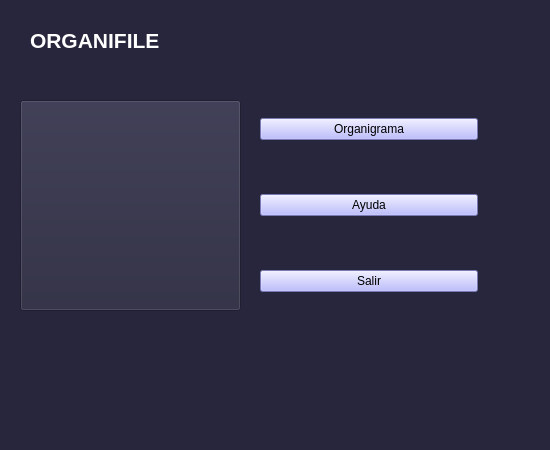
stel0/TP-PYTHON, file src/static/ui/Inicio.ui: the form before one commit.
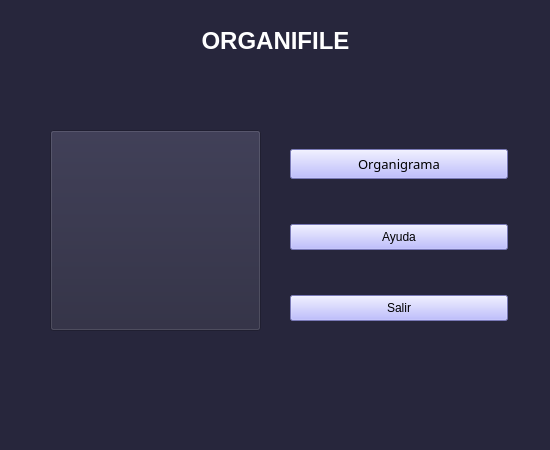
The form after the commit. Icons and pictures are not drawn.

What changed in the file:
```diff
--- a/src/static/ui/Inicio.ui
+++ b/src/static/ui/Inicio.ui
@@ -32,7 +32,7 @@
    <widget class="QLabel" name="label">
     <property name="geometry">
      <rect>
-      <x>30</x>
+      <x>50</x>
       <y>10</y>
       <width>451</width>
       <height>61</height>
@@ -40,7 +40,7 @@
     </property>
     <property name="font">
      <font>
-      <pointsize>16</pointsize>
+      <pointsize>18</pointsize>
       <weight>75</weight>
       <bold>true</bold>
      </font>
@@ -51,35 +51,25 @@
     <property name="text">
      <string>ORGANIFILE</string>
     </property>
+    <property name="alignment">
+     <set>Qt::AlignCenter</set>
+    </property>
    </widget>
    <widget class="QWidget" name="widget" native="true">
     <property name="geometry">
      <rect>
-      <x>260</x>
-      <y>70</y>
+      <x>290</x>
+      <y>110</y>
       <width>218</width>
-      <height>271</height>
+      <height>251</height>
      </rect>
     </property>
     <layout class="QGridLayout" name="gridLayout">
-     <item row="1" column="0">
-      <widget class="QPushButton" name="Ayuda">
-       <property name="styleSheet">
-        <string notr="true">background:rgb(170, 170, 255);</string>
-       </property>
-       <property name="text">
-        <string>Ayuda</string>
-       </property>
-       <property name="icon">
-        <iconset>
-         <normaloff>INTERFAZ/ICONOS/icons8-ayuda-96.png</normaloff>INTERFAZ/ICONOS/icons8-ayuda-96.png</iconset>
-       </property>
-      </widget>
-     </item>
-     <item row="2" column="0">
+     <item row="5" column="0">
       <widget class="QPushButton" name="Salir">
        <property name="styleSheet">
-        <string notr="true">background:rgb(170, 170, 255);</string>
+        <string notr="true">background:rgb(170, 170, 255);
+padding:5px;</string>
        </property>
        <property name="text">
         <string>Salir</string>
@@ -90,7 +80,7 @@
        </property>
       </widget>
      </item>
-     <item row="0" column="0">
+     <item row="3" column="0">
       <widget class="QPushButton" name="Ver_main_window">
        <property name="minimumSize">
         <size>
@@ -98,15 +88,37 @@
          <height>0</height>
         </size>
        </property>
+       <property name="font">
+        <font>
+         <family>Candara</family>
+         <pointsize>10</pointsize>
+        </font>
+       </property>
        <property name="styleSheet">
-        <string notr="true">background:rgb(170, 170, 255);</string>
+        <string notr="true">background:rgb(170, 170, 255);
+padding:5px;</string>
        </property>
        <property name="text">
         <string>Organigrama</string>
        </property>
        <property name="icon">
         <iconset>
-         <normaloff>INTERFAZ/ICONOS/icons8-genealogía-100.png</normaloff>INTERFAZ/ICONOS/icons8-genealogía-100.png</iconset>
+         <normaloff>../icons/icons8-genealogía-50(1).png</normaloff>../icons/icons8-genealogía-50(1).png</iconset>
+       </property>
+      </widget>
+     </item>
+     <item row="4" column="0">
+      <widget class="QPushButton" name="Ayuda">
+       <property name="styleSheet">
+        <string notr="true">background:rgb(170, 170, 255);
+padding:5px;</string>
+       </property>
+       <property name="text">
+        <string>Ayuda</string>
+       </property>
+       <property name="icon">
+        <iconset>
+         <normaloff>../icons/icons8-ayuda-96.png</normaloff>../icons/icons8-ayuda-96.png</iconset>
        </property>
       </widget>
      </item>
@@ -118,10 +130,10 @@
     </property>
     <property name="geometry">
      <rect>
-      <x>20</x>
-      <y>100</y>
-      <width>221</width>
-      <height>211</height>
+      <x>50</x>
+      <y>130</y>
+      <width>211</width>
+      <height>201</height>
      </rect>
     </property>
     <property name="maximumSize">
```
Left out of the diff: 6 changed lines with no effect on the pictures.
